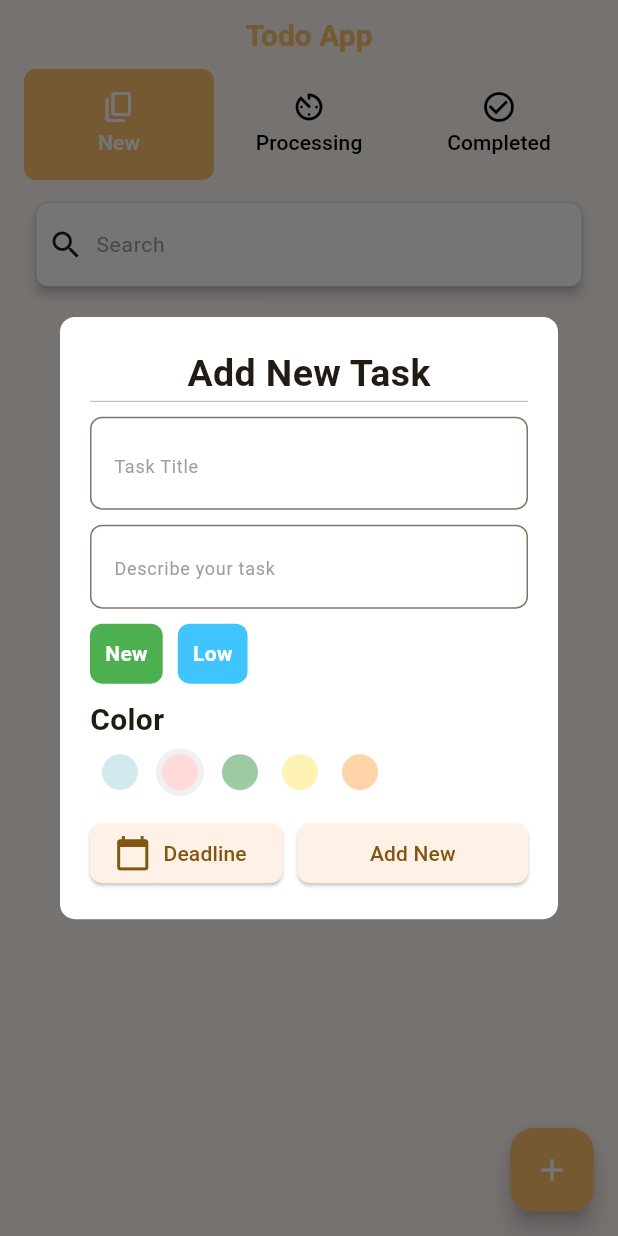
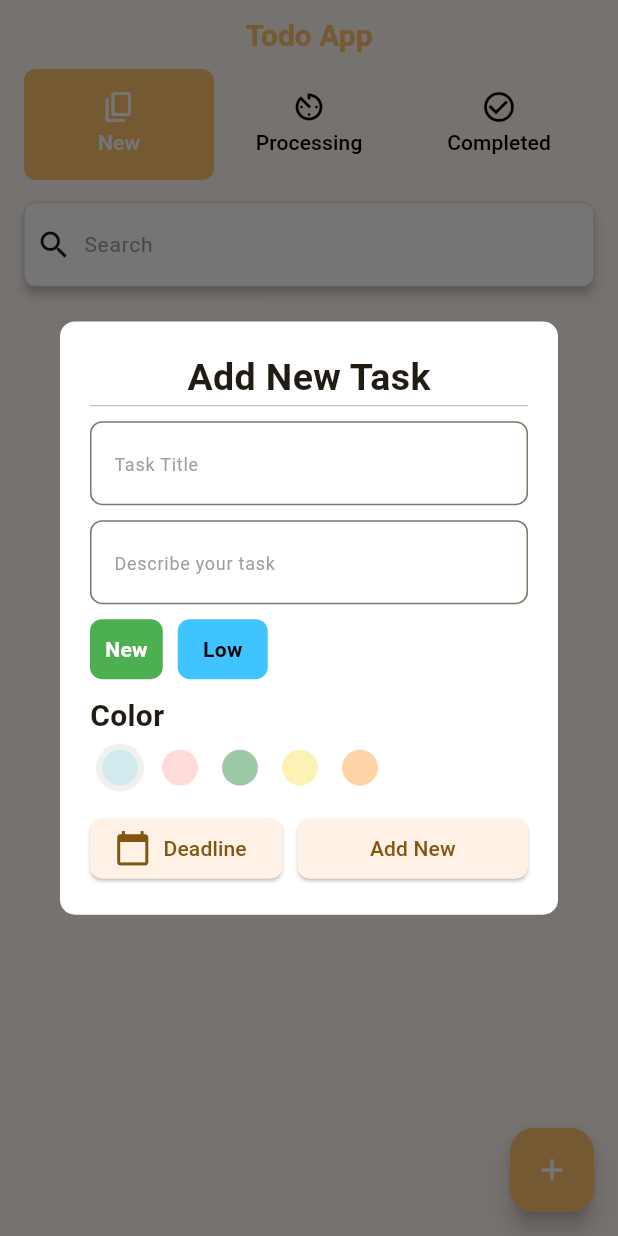
Before and after one commit to the3T0437/todo_app, a Flutter app: the screen it shows after launch, after a tap on the "add" icon, on a phone screen of 412 x 824 dp. Run offline on Flutter 3.47's test engine with Material 3 defaults, Android fonts, the phone set to English and light mode, and no system bars; our stand-ins replace flutter_bloc.

Commit message:
update ui

```diff
--- a/lib/main.dart
+++ b/lib/main.dart
@@ -1,10 +1,21 @@
 import 'package:flutter/material.dart';
+import 'package:flutter/services.dart';
 import 'package:todoapp/data/local_storeage/local_task_storeage.dart';
 import 'package:todoapp/data/repository/task_repository.dart';
 import 'package:todoapp/presentation/app.dart';
 
 void main() {
+  WidgetsFlutterBinding.ensureInitialized();
+  portraitMode();
+
   var taskStore = LocalTaskStoreage();
   final TaskRepository taskRepository = TaskRepositoryImp(store: taskStore);
   runApp(MyApp(repository: taskRepository));
 }
+
+void portraitMode() {
+  SystemChrome.setPreferredOrientations([
+    DeviceOrientation.portraitUp,
+    DeviceOrientation.portraitDown,
+  ]);
+}
--- a/lib/presentation/screens/core/color.dart
+++ b/lib/presentation/screens/core/color.dart
@@ -2,8 +2,8 @@
 import 'package:flutter/material.dart';
 
 enum ColorLabel {
-  pink('Blue', Color.fromRGBO(209, 234, 237, 1)),
-  blue('Pink', Color.fromRGBO(255, 218, 218, 1)),
+  blue('Blue', Color.fromRGBO(209, 234, 237, 1)),
+  pink('Pink', Color.fromRGBO(255, 218, 218, 1)),
   green('Green', Color.fromRGBO(157, 202, 164, 1)),
   yellow('Yellow', Color.fromRGBO(253, 242, 179, 1)),
   grey('Orange', Color.fromRGBO(255, 212, 169, 1));
--- a/lib/presentation/screens/core/dropdown_task_priority.dart
+++ b/lib/presentation/screens/core/dropdown_task_priority.dart
@@ -20,8 +20,18 @@ final taskPriorityMenuItems =
 
 final TaskPriorityColors = {
   TaskPriority.low: const Color.fromRGBO(64, 196, 255, 1),
-  TaskPriority.medium: const Color.fromRGBO(255, 215, 64, 1),
+  //TaskPriority.low: const Color.fromRGBO(33, 150, 243, 1),
+  TaskPriority.medium: Color.fromARGB(255, 255, 193, 108),
+  //TaskPriority.medium: Color.fromARGB(255, 255, 235, 59),
   TaskPriority.high: const Color.fromRGBO(255, 64, 129, 1),
+};
+
+final TaskPriorityNameColors = {
+  TaskPriority.low: Colors.black,
+  //TaskPriority.low: const Color.fromRGBO(33, 150, 243, 1),
+  TaskPriority.medium: Colors.black,
+  //TaskPriority.medium: Color.fromARGB(255, 255, 235, 59),
+  TaskPriority.high: Colors.white,
 };
 
 final taskPriorityName = {
@@ -55,15 +65,28 @@ Widget DropdownMenuTaskPriority({
           ),
         ],
     child: Container(
+      width: 60,
       decoration: BoxDecoration(
         borderRadius: BorderRadius.circular(8),
+        // border: Border.all(
+        //   color:
+        //       TaskPriorityColors[initPriority] ??
+        //       Color.fromARGB(150, 59, 63, 65),
+        //   width: 1,
+        // ),
         color:
             TaskPriorityColors[initPriority] ?? Color.fromARGB(150, 59, 63, 65),
       ),
+      alignment: Alignment.center,
       padding: EdgeInsets.all(10),
       child: Text(
         taskPriorityName[initPriority] ?? "Unknown",
-        style: TextStyle(color: Colors.white, fontWeight: FontWeight.bold),
+        style: TextStyle(
+          color:
+              TaskPriorityNameColors[initPriority] ??
+              Color.fromARGB(150, 59, 63, 65),
+          fontWeight: FontWeight.bold,
+        ),
       ),
     ),
   );
--- a/lib/presentation/screens/taskScreen.dart
+++ b/lib/presentation/screens/taskScreen.dart
@@ -34,7 +34,7 @@ class _TaskScreenState extends State<TaskScreen> {
   Widget body() {
     return BlocBuilder<TaskCubit, TaskState>(
       builder: (context, state) {
-        List<Widget> taskCards = getWidgetsInScreen(state, context);
+        List<Widget> taskCards = _getWidgetsInScreen(state, context);
 
         return Column(
           children: [
@@ -53,8 +53,8 @@ class _TaskScreenState extends State<TaskScreen> {
     );
   }
 
-  List<Widget> getWidgetsInScreen(TaskState state, BuildContext context) {
-    Widget searchBar = getSearchBar(context);
+  List<Widget> _getWidgetsInScreen(TaskState state, BuildContext context) {
+    Widget searchBar = _getSearchBar(context);
 
     List<Widget> taskCards = [];
     var tasks = widget.displayTasks(state);
@@ -63,15 +63,16 @@ class _TaskScreenState extends State<TaskScreen> {
     }
 
     taskCards.insert(0, searchBar);
+    taskCards.add(SizedBox(height: 80));
 
     return taskCards;
   }
 
-  Widget getSearchBar(BuildContext context) {
+  Widget _getSearchBar(BuildContext context) {
     var searchBar = Padding(
-      //padding: EdgeInsets.only(left: 24, right: 24, top: 16),
-      padding: EdgeInsets.only(left: 24, right: 24, top: 5, bottom: 10),
+      padding: EdgeInsets.only(left: 16, right: 16, top: 5, bottom: 10),
       child: SearchBar(
+        onTapOutside: (event) => searchFocus.unfocus(),
         focusNode: searchFocus,
         elevation: WidgetStateProperty.fromMap({
           WidgetState.focused: 3,
```
Also changed, not shown: lib/presentation/screens/core/TaskCard.dart (+57 -52 lines), lib/presentation/screens/core/dialog_Task.dart (+2 -7 lines), lib/presentation/screens/core/dropdown_task_status.dart (+11 -1 lines).
